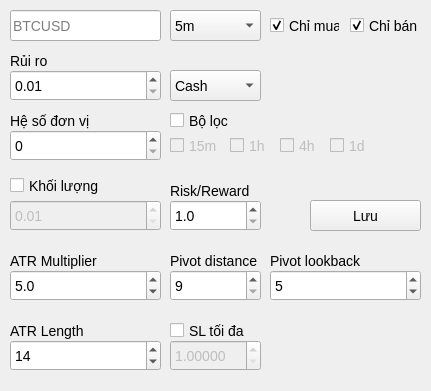
This is ui/EditWindow.ui in nguyenvantat1182002/rsi-signal-bot as Qt 5 draws it before an edit. The edited form follows.
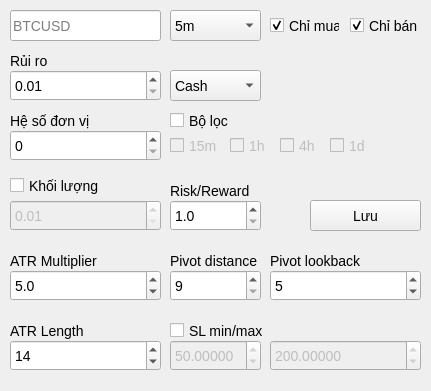
This is the edited form.

```diff
--- a/ui/EditWindow.ui
+++ b/ui/EditWindow.ui
@@ -512,7 +512,7 @@
      <rect>
       <x>170</x>
       <y>320</y>
-      <width>81</width>
+      <width>101</width>
       <height>21</height>
      </rect>
     </property>
@@ -520,7 +520,7 @@
      <cursorShape>PointingHandCursor</cursorShape>
     </property>
     <property name="text">
-     <string>SL tối đa</string>
+     <string>SL min/max</string>
     </property>
    </widget>
    <widget class="QDoubleSpinBox" name="doubleSpinBox_5">
@@ -548,8 +548,36 @@
      <double>0.000010000000000</double>
     </property>
     <property name="value">
+     <double>50.000000000000000</double>
+    </property>
+   </widget>
+   <widget class="QDoubleSpinBox" name="doubleSpinBox_6">
+    <property name="enabled">
+     <bool>false</bool>
+    </property>
+    <property name="geometry">
+     <rect>
+      <x>270</x>
+      <y>340</y>
+      <width>151</width>
+      <height>31</height>
+     </rect>
+    </property>
+    <property name="decimals">
+     <number>5</number>
+    </property>
+    <property name="minimum">
      <double>1.000000000000000</double>
     </property>
+    <property name="maximum">
+     <double>9999.000000000000000</double>
+    </property>
+    <property name="singleStep">
+     <double>0.000010000000000</double>
+    </property>
+    <property name="value">
+     <double>200.000000000000000</double>
+    </property>
    </widget>
   </widget>
  </widget>
```
